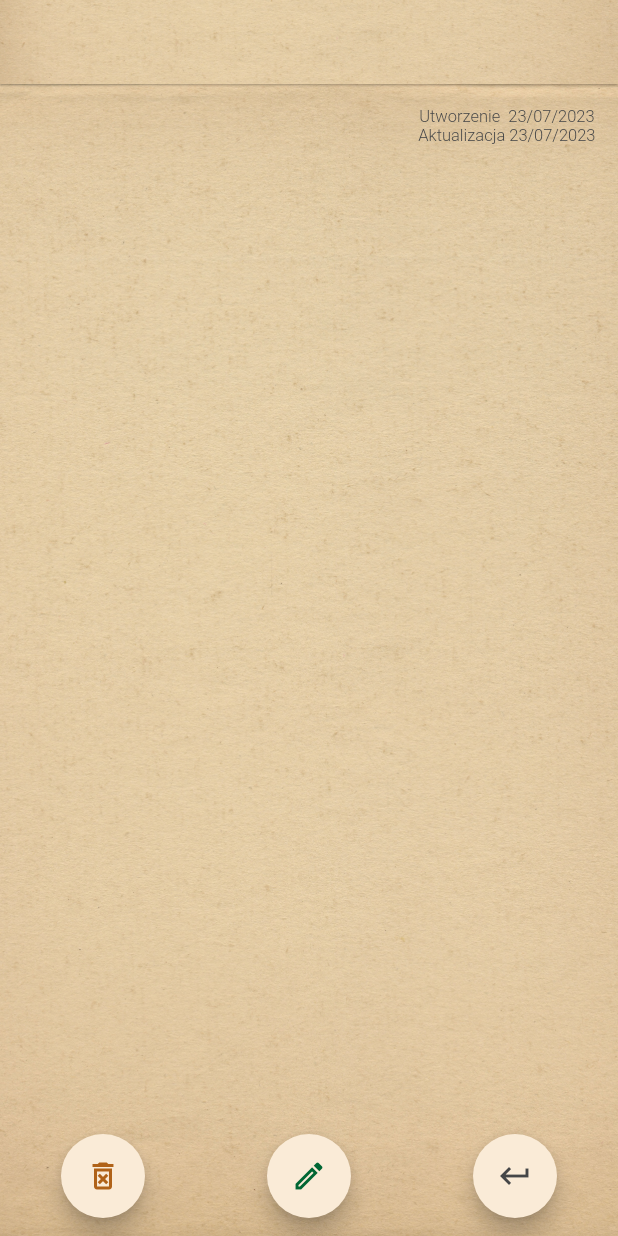
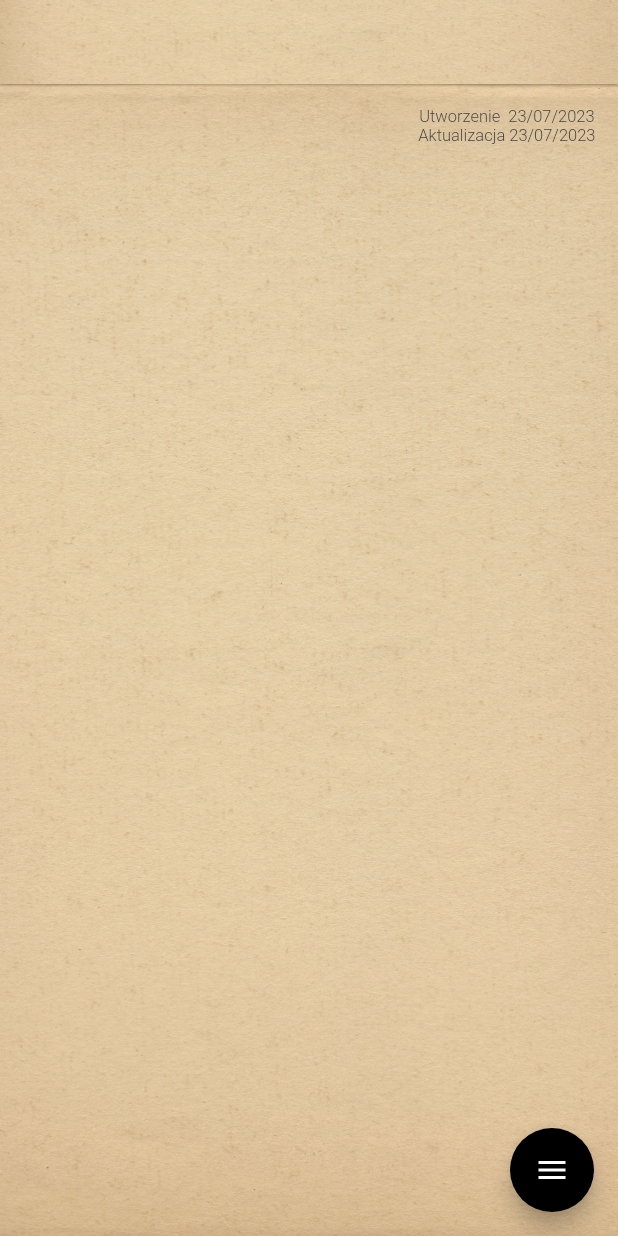
Before and after one commit to patrykdybalski/NOTSY, a Flutter app: the NoteReaderScreen screen opened directly with empty values, on a phone screen of 412 x 824 dp. Run offline on Flutter 3.47's test engine with Material 2 defaults, Android fonts, the light colour scheme and no system bars; drawn by our look-alikes of flutter_speed_dial; our stand-ins replace cloud_firestore, firebase_auth, firebase_core, flutter_bloc, google_fonts, table_calendar; accounts and stored records are empty.

Commit message:
CRUD onUpdate

```diff
--- a/lib/domain/repositories/calendar/events_repository.dart
+++ b/lib/domain/repositories/calendar/events_repository.dart
@@ -28,6 +28,7 @@ class EventsRepository {
         .delete();
   }
 
+
   Future<void> add(
     String title,
     String subtitle,
--- a/lib/features/home/pages/notes_page/screens/note_reader_screen/cubit/reader_screen_cubit.dart
+++ b/lib/features/home/pages/notes_page/screens/note_reader_screen/cubit/reader_screen_cubit.dart
@@ -1,4 +1,3 @@
-
 import 'package:flutter/material.dart';
 import 'package:flutter_bloc/flutter_bloc.dart';
 import 'package:primary_school/domain/repositories/note/note_repository.dart';
@@ -13,9 +12,7 @@ class ReaderScreenCubit extends Cubit<ReaderScreenState> {
   Future<void> remove({required String id}) async {
     try {
       await _noteRepository.delete(id: id);
-      emit(const ReaderScreenState(
-        delete: true,
-      ));
+      emit(const ReaderScreenState());
     } catch (error) {
       emit(
         ReaderScreenState(
--- a/lib/features/home/pages/notes_page/screens/note_reader_screen/note_reader_screen.dart
+++ b/lib/features/home/pages/notes_page/screens/note_reader_screen/note_reader_screen.dart
@@ -1,9 +1,10 @@
 import 'package:flutter/material.dart';
 import 'package:flutter_bloc/flutter_bloc.dart';
 import 'package:primary_school/constans/colors.dart';
-
+import 'package:flutter_speed_dial/flutter_speed_dial.dart';
 import 'package:primary_school/domain/models/note_model/note_model.dart';
 import 'package:primary_school/domain/repositories/note/note_repository.dart';
+import 'package:primary_school/features/home/pages/notes_page/screens/edit_note_screen/edit_note_screen.dart';
 import 'package:primary_school/features/home/pages/notes_page/screens/note_reader_screen/cubit/reader_screen_cubit.dart';
 
 class NoteReaderScreen extends StatefulWidget {
@@ -18,11 +19,11 @@ class _NoteReaderScreenState extends State<NoteReaderScreen> {
   @override
   Widget build(BuildContext context) {
     return BlocProvider(
-      create: (context) => (ReaderScreenCubit(NoteRepository())),
+      create: (context) => ReaderScreenCubit(NoteRepository()),
       child: BlocBuilder<ReaderScreenCubit, ReaderScreenState>(
         builder: (context, state) {
           if (state.delete) {
-            Navigator.of(context).pop();
+            Navigator.of(context).pop(widget.noteModel);
           }
           if (state.errorMessage.isNotEmpty) {
             ScaffoldMessenger.of(context).showSnackBar(
@@ -62,43 +63,43 @@ class _NoteReaderScreenState extends State<NoteReaderScreen> {
                 ),
               ),
             ),
-            floatingActionButton: Row(
-              mainAxisAlignment: MainAxisAlignment.spaceAround,
+            floatingActionButton: SpeedDial(
+              animatedIcon: AnimatedIcons.menu_close,
+              backgroundColor: Colors.black,
+              overlayColor: Colors.black,
+              overlayOpacity: 0.3,
+              spacing: 8,
+              spaceBetweenChildren: 8,
+              closeManually: false,
               children: [
-                FloatingActionButton(
-                  onPressed: () {
+                SpeedDialChild(
+                  child: const Icon(
+                    Icons.mode_edit_outline_outlined,
+                  ),
+                  label: 'Edytuj',
+                  backgroundColor: AppColors.greenColor,
+                  onTap: () {
+                    Navigator.of(context).push(MaterialPageRoute(
+                      builder: (builder) => EditNoteScreen(
+                        noteModel: widget.noteModel,
+                      ),
+                    ));
+                  },
+                ),
+                SpeedDialChild(
+                  child: const Icon(
+                    Icons.delete_forever_outlined,
+                  ),
+                  label: 'Usuń',
+                  backgroundColor: const Color.fromARGB(255, 176, 70, 24),
+                  onTap: () {
                     context.read<ReaderScreenCubit>().remove(
                           id: widget.noteModel.id,
                         );
                   },
-                  backgroundColor: AppColors.primaryColor,
-                  child: const Icon(
-                    Icons.delete_forever_outlined,
-                    color: AppColors.redColor,
-                  ),
-                ),
-                FloatingActionButton(
-                  onPressed: () {},
-                  backgroundColor: AppColors.primaryColor,
-                  child: const Icon(
-                    Icons.mode_edit_outline_outlined,
-                    color: AppColors.accentColor,
-                  ),
-                ),
-                FloatingActionButton(
-                  onPressed: () {
-                    Navigator.of(context).pop();
-                  },
-                  backgroundColor: AppColors.primaryColor,
-                  child: const Icon(
-                    Icons.keyboard_return_outlined,
-                    color: AppColors.secondaryColor,
-                  ),
                 ),
               ],
             ),
-            floatingActionButtonLocation:
-                FloatingActionButtonLocation.miniCenterFloat,
             body: Container(
               decoration: const BoxDecoration(
                 image: DecorationImage(
--- a/pubspec.yaml
+++ b/pubspec.yaml
@@ -44,6 +44,7 @@ dependencies:
   table_calendar: ^3.0.9
   shared_preferences: ^2.1.2
   flutter_staggered_grid_view: ^0.6.2
+  flutter_speed_dial: ^7.0.0
 
 
 dev_dependencies:
```
Also changed, not shown: lib/domain/repositories/note/note_repository.dart (+12 -1 lines), lib/features/home/pages/notes_page/add/cubit/add_note_cubit.dart (+21 -0 lines), lib/features/home/pages/notes_page/screens/edit_note_screen/edit_note_screen.dart (added, +174 -0 lines), lib/features/home/pages/notes_page/screens/general_notes/general_notes.dart (+5 -3 lines), lib/features/home/pages/add_event_dialog/add_event_dialog.dart (line endings or trailing spaces), pubspec.lock, 3 other files.
